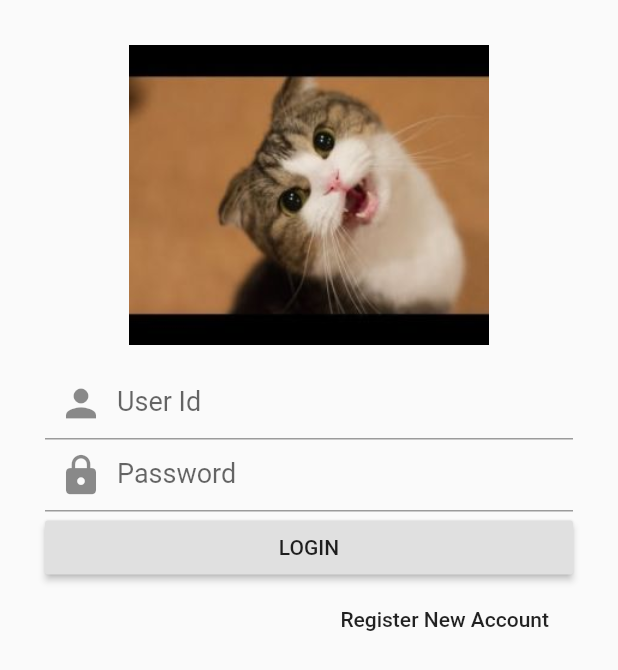
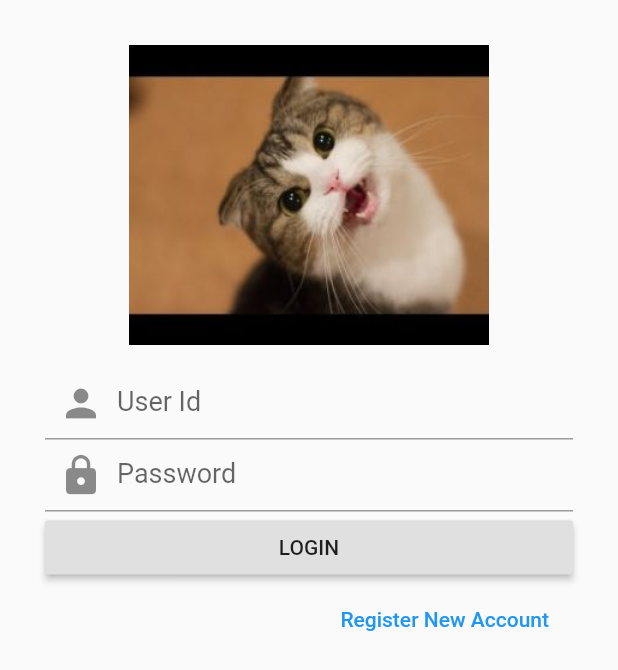
Before and after one commit to 60070106/flutter_assignment, a Flutter app: the screen it shows after launch, on a phone screen of 412 x 824 dp. Shown: the top 670 px of the screen. Run offline on Flutter 3.47's test engine with Material 2 defaults, Android fonts, the phone set to English and light mode, and no system bars.

Commit message:
edit color : register flat button

```diff
--- a/assignment/lib/ui/login.dart
+++ b/assignment/lib/ui/login.dart
@@ -90,7 +90,9 @@ class LoginFormState extends State<LoginForm> {
                   child: Text(
                     'Register New Account'
                   ),
+                   textColor: Theme.of(context).primaryColor,
                   onPressed: (){
+                    //ถ้ามีการคลิกปุ่ม ให้พาไปหน้า register
                     Navigator.push(context, MaterialPageRoute(builder: (context)=>RegistPage()));
                   },
                 ),
```
